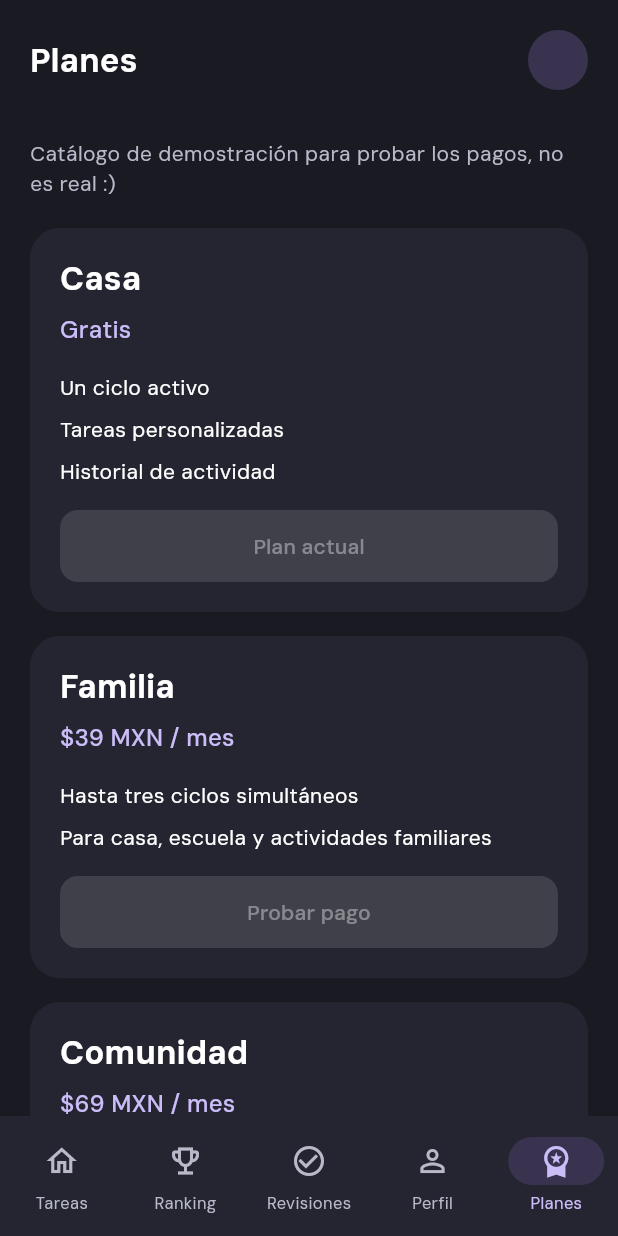
After one commit to EMSiiU/casa_en_juego, a Flutter app: the PlansPage screen opened by its route, on a phone screen of 412 x 824 dp. The commit adds this screen. Run offline on Flutter 3.47's test engine with Material 3 defaults, Android fonts, the phone set to English and light mode, and no system bars; our stand-ins replace firebase_core, firebase_messaging, fl_chart, flutter_riverpod, go_router, shared_preferences and 1 more; missing offline and left inert: file_selector; accounts and stored records are empty.

Commit message:
feat: Implement Plans feature with subscription options and navigation
- Added PlansPage to display subscription options: Casa (free), Familia ($39 MXN/month), and Comunidad ($69 MXN/month).
- Updated AppNavigationBar to include Plans navigation.
- Modified app routing to support PlansPage.
- Enhanced ProfilePage to always show AppNavigationBar.
- Updated README.md to reflect new features and documentation links.
- Revised MANUAL.md to include details about Plans and integration with Stripe.
- Added widget tests for PlansPage to ensure navigation and display functionality.

```diff
--- a/lib/core/router/app_navigation_bar.dart
+++ b/lib/core/router/app_navigation_bar.dart
@@ -2,6 +2,7 @@ import 'package:flutter/material.dart';
 import 'package:flutter_riverpod/flutter_riverpod.dart';
 import 'package:go_router/go_router.dart';
 
+import '../../features/auth/providers/auth_providers.dart';
 import '../../features/reviews/providers/reviews_providers.dart';
 import '../../features/leaderboard/providers/leaderboard_providers.dart';
 import '../../features/tasks/providers/tasks_providers.dart';
@@ -34,10 +35,17 @@ class _AppNavigationBarState extends ConsumerState<AppNavigationBar> {
 
   @override
   Widget build(BuildContext context) {
-    final count = ref.watch(reviewsInboxProvider).asData?.value.length ?? 0;
+    final hasCycle =
+        ref.watch(currentUserProvider).asData?.value?.isHouseholdMember ?? true;
+    final count = hasCycle
+        ? ref.watch(reviewsInboxProvider).asData?.value.length ?? 0
+        : 0;
     return NavigationBar(
-      selectedIndex: widget.selectedIndex,
-      onDestinationSelected: (index) {
+      selectedIndex: hasCycle
+          ? widget.selectedIndex
+          : (widget.selectedIndex == 4 ? 1 : 0),
+      onDestinationSelected: (destination) {
+        final index = hasCycle ? destination : destination + 3;
         if (index == 0) {
           ref.invalidate(reviewsInboxProvider);
           ref.invalidate(tasksDashboardProvider);
@@ -50,9 +58,12 @@ class _AppNavigationBarState extends ConsumerState<AppNavigationBar> {
           context.go('/reviews');
         } else if (index == 3) {
           context.go('/profile');
+        } else if (index == 4) {
+          context.go('/plans');
         }
       },
       destinations: [
+        if (hasCycle) ...[
           const NavigationDestination(
             icon: Icon(Icons.home_outlined),
             selectedIcon: Icon(Icons.home),
@@ -80,11 +91,17 @@ class _AppNavigationBarState extends ConsumerState<AppNavigationBar> {
             ),
             label: 'Revisiones',
           ),
+        ],
         const NavigationDestination(
           icon: Icon(Icons.person_outline),
           label: 'Perfil',
           selectedIcon: Icon(Icons.person),
         ),
+        const NavigationDestination(
+          icon: Icon(Icons.workspace_premium_outlined),
+          selectedIcon: Icon(Icons.workspace_premium),
+          label: 'Planes',
+        ),
       ],
     );
   }
--- /dev/null
+++ b/lib/features/plans/presentation/plans_page.dart
@@ -0,0 +1,116 @@
+import 'package:flutter/material.dart';
+
+import '../../../core/router/app_navigation_bar.dart';
+import '../../../core/theme/app_page_bar.dart';
+import '../../auth/presentation/widgets/account_menu.dart';
+
+class PlansPage extends StatelessWidget {
+  const PlansPage({super.key});
+
+  @override
+  Widget build(BuildContext context) => Scaffold(
+    appBar: const AppPageBar(title: 'Planes', trailing: AccountMenu(),),
+    body: SafeArea(
+      top: false,
+      child: Center(
+        child: ConstrainedBox(
+          constraints: const BoxConstraints(maxWidth: 600),
+          child: ListView(
+            padding: const EdgeInsets.fromLTRB(20, 12, 20, 24),
+            children: [
+              Text(
+                'Catálogo de demostración para probar los pagos, no es real :)',
+                style: Theme.of(context).textTheme.bodyMedium?.copyWith(
+                  color: Theme.of(context).colorScheme.onSurfaceVariant,
+                ),
+              ),
+              const SizedBox(height: 20),
+              const _PlanCard(
+                name: 'Casa',
+                price: 'Gratis',
+                benefits: [
+                  'Un ciclo activo',
+                  'Tareas personalizadas',
+                  'Historial de actividad',
+                ],
+                buttonLabel: 'Plan actual',
+              ),
+              const SizedBox(height: 16),
+              const _PlanCard(
+                name: 'Familia',
+                price: '\$39 MXN / mes',
+                benefits: [
+                  'Hasta tres ciclos simultáneos',
+                  'Para casa, escuela y actividades familiares',
+                ],
+                buttonLabel: 'Probar pago',
+              ),
+              const SizedBox(height: 16),
+              const _PlanCard(
+                name: 'Comunidad',
+                price: '\$69 MXN / mes',
+                benefits: [
+                  'Hasta diez ciclos simultáneos',
+                  'Resúmenes de participación',
+                ],
+                buttonLabel: 'Probar pago',
+              ),
+            ],
+          ),
+        ),
+      ),
+    ),
+    bottomNavigationBar: const AppNavigationBar(selectedIndex: 4),
+  );
+}
+
+class _PlanCard extends StatelessWidget {
+  const _PlanCard({
+    required this.name,
+    required this.price,
+    required this.benefits,
+    required this.buttonLabel,
+  });
+
+  final String name;
+  final String price;
+  final List<String> benefits;
+  final String buttonLabel;
+
+  @override
+  Widget build(BuildContext context) {
+    final theme = Theme.of(context);
+    return Card(
+      margin: EdgeInsets.zero,
+      child: Padding(
+        padding: const EdgeInsets.all(20),
+        child: Column(
+          crossAxisAlignment: CrossAxisAlignment.stretch,
+          children: [
+            Text(
+              name,
+              style: theme.textTheme.titleLarge?.copyWith(
+                fontWeight: FontWeight.bold,
+              ),
+            ),
+            const SizedBox(height: 8),
+            Text(
+              price,
+              style: theme.textTheme.titleMedium?.copyWith(
+                color: theme.colorScheme.primary,
+              ),
+            ),
+            const SizedBox(height: 16),
+            for (final benefit in benefits)
+              Padding(
+                padding: const EdgeInsets.only(bottom: 8),
+                child: Text(benefit),
+              ),
+            const SizedBox(height: 8),
+            FilledButton(onPressed: null, child: Text(buttonLabel)),
+          ],
+        ),
+      ),
+    );
+  }
+}
--- a/lib/features/profile/presentation/profile_page.dart
+++ b/lib/features/profile/presentation/profile_page.dart
@@ -59,7 +59,6 @@ class _ProfilePageState extends ConsumerState<ProfilePage> {
     final profile = ref.watch(profileProvider);
     final authAction = ref.watch(authControllerProvider);
     final sessionUser = ref.watch(currentUserProvider).asData?.value;
-    final isHouseholdMember = sessionUser?.isHouseholdMember ?? false;
     final isDark = ref.watch(themeModeProvider) == ThemeMode.dark;
     return Scaffold(
       appBar: const AppPageBar(title: 'Tu perfil'),
@@ -158,9 +157,7 @@ class _ProfilePageState extends ConsumerState<ProfilePage> {
           ),
         ),
       ),
-      bottomNavigationBar: isHouseholdMember
-          ? const AppNavigationBar(selectedIndex: 3)
-          : null,
+      bottomNavigationBar: const AppNavigationBar(selectedIndex: 3),
     );
   }
 
```
Also changed, not shown: lib/core/router/app_router.dart (+7 -0 lines), 7 other files. Lines whose indentation alone changed are shown as unchanged.
